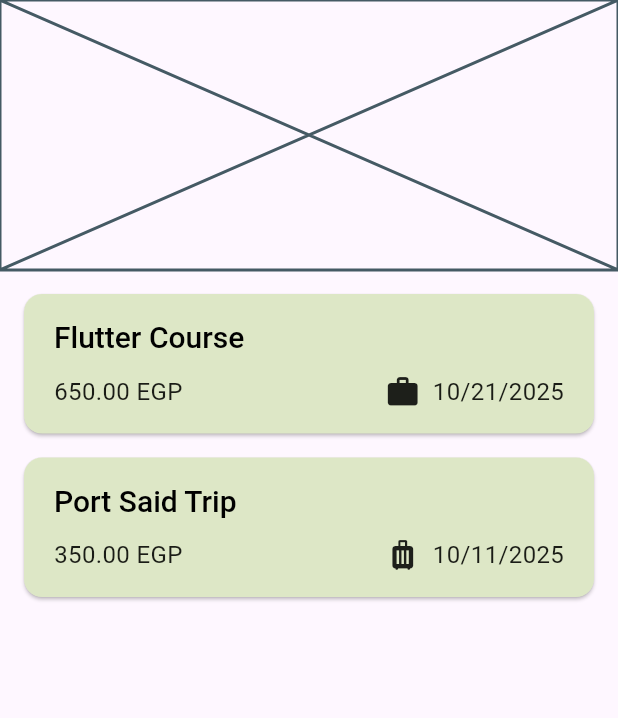
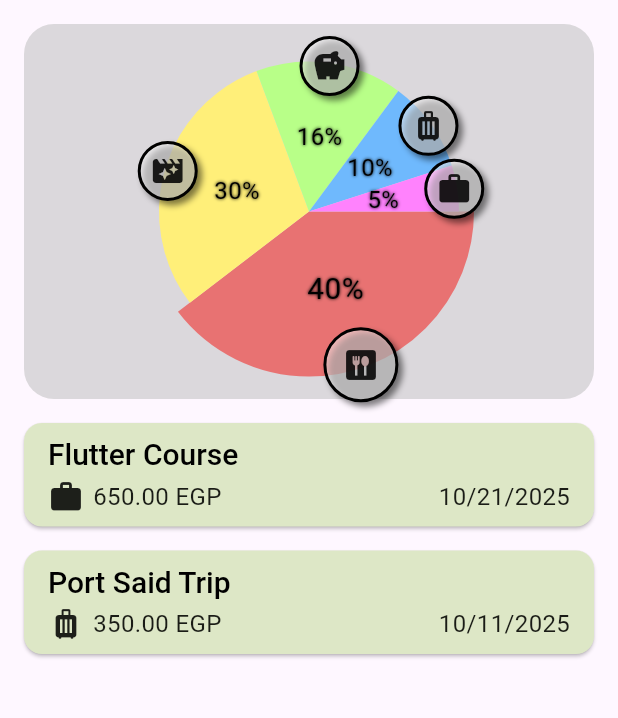
Before and after one commit to RonydaEssam/expense_tracker, a Flutter app: the screen it shows after launch, on a phone screen of 412 x 824 dp, the part 84-802 px from its top. Run offline on Flutter 3.47's test engine with Material 3 defaults, Android fonts, the phone set to English and light mode, and no system bars; drawn by our look-alikes of fl_chart; statements that could not run were skipped.

Commit message:
add pie chart

```diff
--- a/lib/models/expense.dart
+++ b/lib/models/expense.dart
@@ -6,13 +6,14 @@ final formatter = DateFormat.yMd();
 
 const uuid = Uuid();
 
-enum Category { food, travel, leisure, work }
+enum Category { food, travel, leisure, work, savings }
 
 const categoryIcons = {
   Category.food: Icons.dining,
   Category.travel: Icons.luggage,
   Category.leisure: Icons.movie_filter,
   Category.work: Icons.work,
+  Category.savings: Icons.savings,
 };
 
 class Expense {
--- /dev/null
+++ b/lib/widgets/chart/pie_chart.dart
@@ -0,0 +1,199 @@
+import 'package:expense_tracker/models/expense.dart';
+import 'package:flutter/material.dart';
+import 'package:fl_chart/fl_chart.dart';
+
+class ExpensesChart extends StatefulWidget {
+  const ExpensesChart({super.key});
+
+  @override
+  State<ExpensesChart> createState() {
+    return _ExpensesChartState();
+  }
+}
+
+class _ExpensesChartState extends State<ExpensesChart> {
+  int touchedIndex = 0;
+
+  @override
+  Widget build(BuildContext context) {
+    return Padding(
+      padding: const EdgeInsets.fromLTRB(16, 16, 16, 8),
+      child: Container(
+        decoration: BoxDecoration(
+          color: const Color.fromARGB(
+            255,
+            196,
+            196,
+            196,
+          ).withValues(alpha: 0.6),
+          borderRadius: BorderRadius.circular(20),
+        ),
+        height: 250,
+        child: PieChart(
+          PieChartData(
+            pieTouchData: PieTouchData(
+              touchCallback: (FlTouchEvent event, PieTouchResponse) {
+                setState(() {
+                  if (!event.isInterestedForInteractions ||
+                      PieTouchResponse == null ||
+                      PieTouchResponse.touchedSection == null) {
+                    touchedIndex = -1;
+                    return;
+                  }
+                  touchedIndex =
+                      PieTouchResponse.touchedSection!.touchedSectionIndex;
+                });
+              },
+            ),
+            borderData: FlBorderData(show: false),
+            sectionsSpace: 0,
+            centerSpaceRadius: 0,
+            sections: showingSections(),
+          ),
+        ),
+      ),
+    );
+  }
+
+  List<PieChartSectionData> showingSections() {
+    return List.generate(categoryIcons.length, (i) {
+      final isTouched = i == touchedIndex;
+      final fontSize = isTouched ? 20.0 : 16.0;
+      final radius = isTouched ? 110.0 : 100.0;
+      final widgetSize = isTouched ? 50.0 : 40.0;
+      const shadows = [Shadow(color: Colors.black, blurRadius: 2)];
+
+      return switch (i) {
+        0 => PieChartSectionData(
+          color: const Color.fromARGB(255, 232, 114, 114),
+          value: 40,
+          title: '40%',
+          radius: radius,
+          titleStyle: TextStyle(
+            fontSize: fontSize,
+            fontWeight: FontWeight.normal,
+            color: Colors.black,
+            shadows: shadows,
+          ),
+          badgeWidget: _Badge(
+            Icon(categoryIcons[Category.food]),
+            size: widgetSize,
+            borderColor: Colors.black,
+          ),
+          badgePositionPercentageOffset: .98,
+        ),
+        1 => PieChartSectionData(
+          color: const Color.fromARGB(255, 255, 239, 121),
+          value: 30,
+          title: '30%',
+          radius: radius,
+          titleStyle: TextStyle(
+            fontSize: fontSize,
+            fontWeight: FontWeight.normal,
+            color: Colors.black,
+            shadows: shadows,
+          ),
+          badgeWidget: _Badge(
+            Icon(categoryIcons[Category.leisure]),
+            size: widgetSize,
+            borderColor: Colors.black,
+          ),
+          badgePositionPercentageOffset: .98,
+        ),
+        2 => PieChartSectionData(
+          color: const Color.fromARGB(255, 184, 255, 136),
+          value: 16,
+          title: '16%',
+          radius: radius,
+          titleStyle: TextStyle(
+            fontSize: fontSize,
+            fontWeight: FontWeight.normal,
+            color: Colors.black,
+            shadows: shadows,
+          ),
+          badgeWidget: _Badge(
+            Icon(categoryIcons[Category.savings]),
+            size: widgetSize,
+            borderColor: Colors.black,
+          ),
+          badgePositionPercentageOffset: .98,
+        ),
+        3 => PieChartSectionData(
+          color: const Color.fromARGB(255, 111, 185, 253),
+          value: 10,
+          title: '10%',
+          radius: radius,
+          titleStyle: TextStyle(
+            fontSize: fontSize,
+            fontWeight: FontWeight.normal,
+            color: Colors.black,
+            shadows: shadows,
+          ),
+          badgeWidget: _Badge(
+            Icon(categoryIcons[Category.travel]),
+            size: widgetSize,
+            borderColor: Colors.black,
+          ),
+          badgePositionPercentageOffset: .98,
+        ),
+        4 => PieChartSectionData(
+          color: const Color.fromARGB(255, 255, 130, 253),
+          value: 5,
+          title: '5%',
+          radius: radius,
+          titleStyle: TextStyle(
+            fontSize: fontSize,
+            fontWeight: FontWeight.normal,
+            color: Colors.black,
+            shadows: shadows,
+          ),
+          badgeWidget: _Badge(
+            Icon(categoryIcons[Category.work]),
+            size: widgetSize,
+            borderColor: Colors.black,
+          ),
+          badgePositionPercentageOffset: .98,
+        ),
+        _ => throw StateError('Invalid'),
+      };
+    });
+  }
+}
+
+class _Badge extends StatelessWidget {
+  const _Badge(
+    this.usedIcon, {
+    required this.size,
+    required this.borderColor,
+  });
+
+  final Icon usedIcon;
+  final double size;
+  final Color borderColor;
+
+  @override
+  Widget build(BuildContext context) {
+    return AnimatedContainer(
+      duration: PieChart.defaultDuration,
+      width: size,
+      height: size,
+      decoration: BoxDecoration(
+        color: Colors.white.withValues(alpha: 0.5),
+        shape: BoxShape.circle,
+        border: Border.all(
+          color: borderColor,
+          width: 2,
+        ),
+        boxShadow: <BoxShadow>[
+          BoxShadow(
+            color: Colors.black.withValues(alpha: .5),
+            offset: const Offset(3, 3),
+            blurRadius: 3,
+          ),
+        ],
+      ),
+      padding: EdgeInsets.all(size * .15),
+      child: usedIcon,
+    );
+  }
+}
--- a/lib/widgets/expenses.dart
+++ b/lib/widgets/expenses.dart
@@ -1,3 +1,4 @@
+import 'package:expense_tracker/widgets/chart/pie_chart.dart';
 import 'package:expense_tracker/widgets/new_expense.dart';
 import "package:flutter/material.dart";
 import 'package:expense_tracker/models/expense.dart';
@@ -92,10 +93,7 @@ class _ExpensesState extends State<Expenses> {
       ),
       body: Column(
         children: [
-          Placeholder(
-            fallbackHeight: 180,
-          ),
-          SizedBox(height: 8),
+          ExpensesChart(),
           Expanded(child: mainContent),
         ],
       ),
--- a/lib/widgets/expenses_list/expense_item.dart
+++ b/lib/widgets/expenses_list/expense_item.dart
@@ -11,8 +11,8 @@ class ExpenseItem extends StatelessWidget {
     return Card(
       child: Padding(
         padding: const EdgeInsets.symmetric(
-          horizontal: 20,
-          vertical: 16,
+          horizontal: 16,
+          vertical: 8,
         ),
         child: Column(
           crossAxisAlignment: CrossAxisAlignment.start,
@@ -22,18 +22,18 @@ class ExpenseItem extends StatelessWidget {
               style: Theme.of(context).textTheme.titleLarge,
             ),
             SizedBox(
-              height: 12,
+              height: 4,
             ),
             Row(
               children: [
+                Icon(categoryIcons[expense.category]),
+                SizedBox(width: 6),
                 Text(
                   '${expense.amount.toStringAsFixed(2)} EGP',
                 ),
                 const Spacer(),
                 Row(
                   children: [
-                    Icon(categoryIcons[expense.category]),
-                    SizedBox(width: 8),
                     Text(
                       expense.formattedDate,
                     ),
--- a/pubspec.yaml
+++ b/pubspec.yaml
@@ -36,6 +36,7 @@ dependencies:
   cupertino_icons: ^1.0.8
   uuid: ^4.5.1
   intl: ^0.20.2
+  fl_chart: ^1.1.1
 
 dev_dependencies:
   flutter_test:
```
Also changed, not shown: pubspec.lock.
